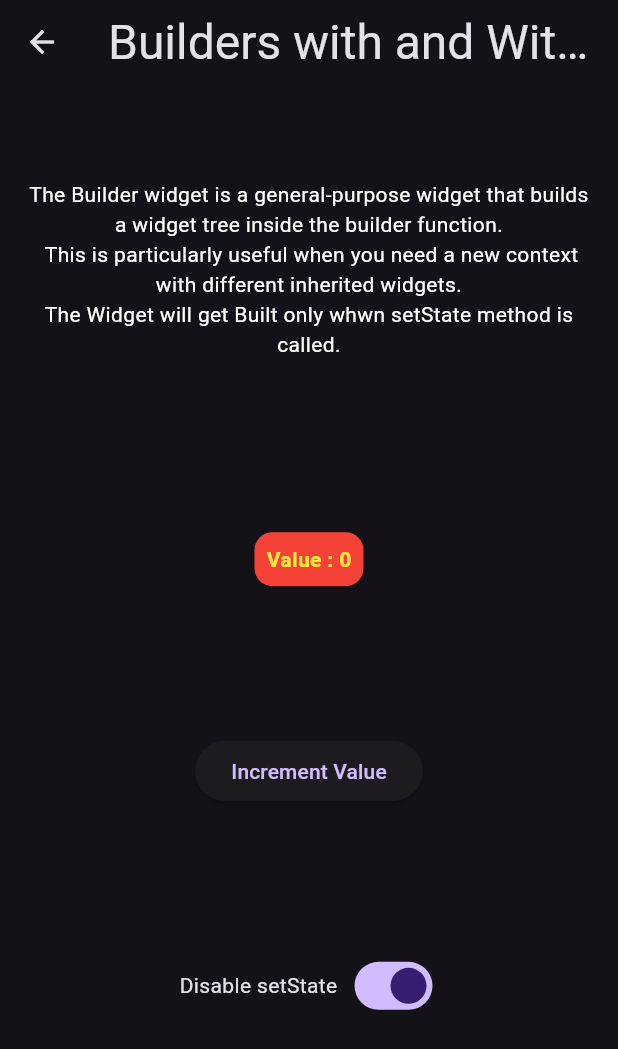
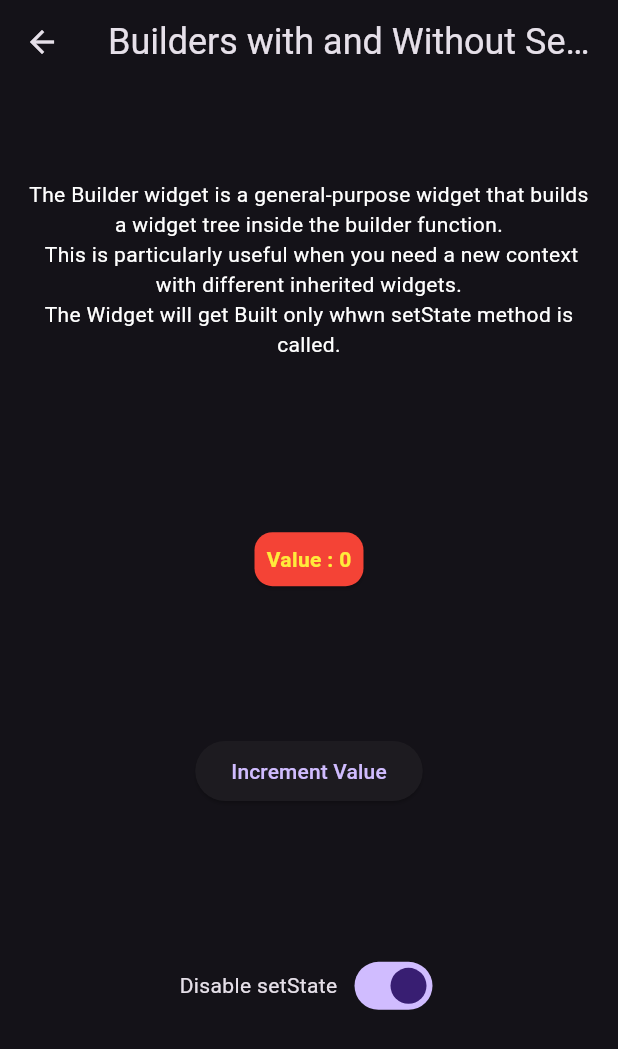
Before and after one commit to jinosh05/flutter_builders_eample, a Flutter app: the screen it shows after launch, after a tap on "Builder", on a phone screen of 412 x 824 dp. Shown: the top 1049 px of the screen. Run offline on Flutter 3.47's test engine with Material 3 defaults, Android fonts, the phone set to English and light mode, and no system bars; our stand-ins replace bloc, flutter_bloc, nested.

Commit message:
headlineLarge replaced with headlineSmall

```diff
--- a/lib/builders/bloc_build_when/bloc_build_when_screen.dart
+++ b/lib/builders/bloc_build_when/bloc_build_when_screen.dart
@@ -13,7 +13,7 @@ class BlocBuildWhenScreen extends StatelessWidget {
       appBar: AppBar(
         title: Text(
           "Bloc Build When Screen",
-          style: Theme.of(context).textTheme.headlineLarge,
+          style: Theme.of(context).textTheme.headlineSmall,
         ),
       ),
       body: Column(
--- a/lib/builders/bloc_with_async/bloc_with_async.dart
+++ b/lib/builders/bloc_with_async/bloc_with_async.dart
@@ -20,7 +20,7 @@ class _BlocWithAsyncState extends State<BlocWithAsync> {
       appBar: AppBar(
         title: Text(
           "Bloc With Async Screen",
-          style: Theme.of(context).textTheme.headlineLarge,
+          style: Theme.of(context).textTheme.headlineSmall,
         ),
       ),
       body: Column(
--- a/lib/builders/bloc_with_vlb/bloc_with_vlb.dart
+++ b/lib/builders/bloc_with_vlb/bloc_with_vlb.dart
@@ -15,7 +15,7 @@ class BlocWithVlb extends StatelessWidget {
       appBar: AppBar(
         title: Text(
           "ValueListenableBuilder with Bloc/Cubit",
-          style: Theme.of(context).textTheme.headlineLarge,
+          style: Theme.of(context).textTheme.headlineSmall,
         ),
       ),
       body: Column(
--- a/lib/builders/builders.dart
+++ b/lib/builders/builders.dart
@@ -17,7 +17,7 @@ class _BuildersPageState extends State<BuildersPage> {
         appBar: AppBar(
           title: Text(
             "Builders with and Without SetState",
-            style: Theme.of(context).textTheme.headlineLarge,
+            style: Theme.of(context).textTheme.headlineSmall,
           ),
         ),
         body: Column(
--- a/lib/builders/cubit_build_when/cubit_build_when_screen.dart
+++ b/lib/builders/cubit_build_when/cubit_build_when_screen.dart
@@ -13,7 +13,7 @@ class CubitBuildWhenScreen extends StatelessWidget {
       appBar: AppBar(
         title: Text(
           "Cubit Build When Screen",
-          style: Theme.of(context).textTheme.headlineLarge,
+          style: Theme.of(context).textTheme.headlineSmall,
         ),
       ),
       body: Column(
--- a/lib/builders/cubit_builders/cubit_builders.dart
+++ b/lib/builders/cubit_builders/cubit_builders.dart
@@ -16,7 +16,7 @@ class CubitBuildersEg extends StatelessWidget {
       appBar: AppBar(
         title: Text(
           "Cubit Builders Screen",
-          style: Theme.of(context).textTheme.headlineLarge,
+          style: Theme.of(context).textTheme.headlineSmall,
         ),
       ),
       body: Column(
--- a/lib/builders/cubit_with_vlb/cubit_with_vlb.dart
+++ b/lib/builders/cubit_with_vlb/cubit_with_vlb.dart
@@ -15,7 +15,7 @@ class CubitWithVlb extends StatelessWidget {
       appBar: AppBar(
         title: Text(
           "ValueListenableBuilder with Cubit",
-          style: Theme.of(context).textTheme.headlineLarge,
+          style: Theme.of(context).textTheme.headlineSmall,
         ),
       ),
       body: Column(
--- a/lib/builders/page_memory_bloc/page_memory_bloc_screen.dart
+++ b/lib/builders/page_memory_bloc/page_memory_bloc_screen.dart
@@ -14,7 +14,7 @@ class PageMemoryScreen extends StatelessWidget {
       appBar: AppBar(
         title: Text(
           "Page Memory Bloc Screen",
-          style: Theme.of(context).textTheme.headlineLarge,
+          style: Theme.of(context).textTheme.headlineSmall,
         ),
       ),
       body: Column(
--- a/lib/builders/services_with_vlb/service_with_vlb.dart
+++ b/lib/builders/services_with_vlb/service_with_vlb.dart
@@ -14,7 +14,7 @@ class ServiceWithVlb extends StatelessWidget {
         appBar: AppBar(
           title: Text(
             "ValueListenableBuilder with Service",
-            style: Theme.of(context).textTheme.headlineLarge,
+            style: Theme.of(context).textTheme.headlineSmall,
           ),
         ),
         body: Column(
--- a/lib/builders/universal_bloc/universal_bloc_screen.dart
+++ b/lib/builders/universal_bloc/universal_bloc_screen.dart
@@ -14,7 +14,7 @@ class UniversalBlocScreen extends StatelessWidget {
       appBar: AppBar(
         title: Text(
           "Universal Bloc Screen",
-          style: Theme.of(context).textTheme.headlineLarge,
+          style: Theme.of(context).textTheme.headlineSmall,
         ),
       ),
       body: Column(
--- a/lib/builders/value_builders.dart
+++ b/lib/builders/value_builders.dart
@@ -17,7 +17,7 @@ class _VLBuildersPageState extends State<VLBuildersPage> {
         appBar: AppBar(
           title: Text(
             "ValueListenableBuilder",
-            style: Theme.of(context).textTheme.headlineLarge,
+            style: Theme.of(context).textTheme.headlineSmall,
           ),
         ),
         body: Column(
--- a/lib/home_page.dart
+++ b/lib/home_page.dart
@@ -50,7 +50,7 @@ class HomePage extends StatelessWidget {
         appBar: AppBar(
           title: Text(
             "Builders in Flutter with Use Cases",
-            style: Theme.of(context).textTheme.headlineLarge,
+            style: Theme.of(context).textTheme.headlineSmall,
           ),
         ),
         body: ListView.builder(
```
